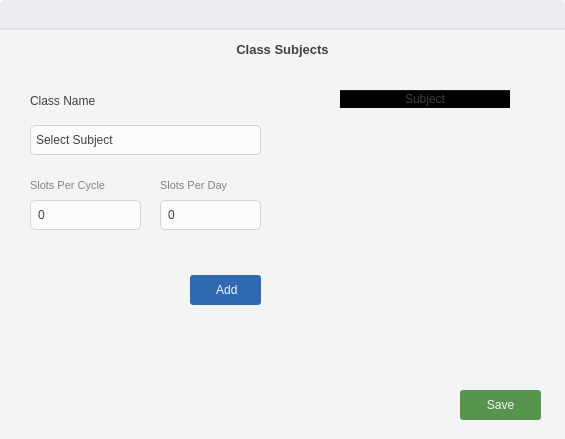
The window that ui/add_class_primary_data_dialog.ui (takundafarakeza/Timetable_Generator) describes before a commit, drawn with Qt 5.
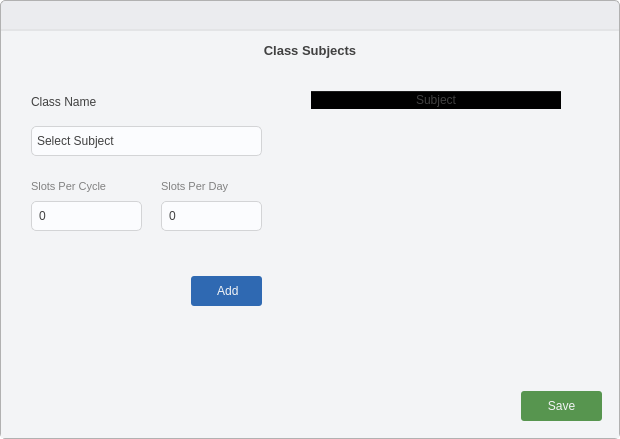
The same window after the commit. Icons and pictures are not drawn.

The edit to the form file:
```diff
--- a/ui/add_class_primary_data_dialog.ui
+++ b/ui/add_class_primary_data_dialog.ui
@@ -6,7 +6,7 @@
    <rect>
     <x>0</x>
     <y>0</y>
-    <width>565</width>
+    <width>620</width>
     <height>439</height>
    </rect>
   </property>
@@ -75,6 +75,7 @@
 QWidget#main_container {
 	background: #EBECEF;
 	border-radius: 5px;
+	border: 1px solid #B1B1B1;
 }
 
 QWidget#container {
@@ -112,16 +113,16 @@
        <number>0</number>
       </property>
       <property name="leftMargin">
-       <number>0</number>
+       <number>1</number>
       </property>
       <property name="topMargin">
-       <number>0</number>
+       <number>1</number>
       </property>
       <property name="rightMargin">
-       <number>0</number>
+       <number>1</number>
       </property>
       <property name="bottomMargin">
-       <number>0</number>
+       <number>1</number>
       </property>
       <item>
        <widget class="QWidget" name="toolbar" native="true">
@@ -134,7 +135,7 @@
         <widget class="QPushButton" name="close_btn">
          <property name="geometry">
           <rect>
-           <x>530</x>
+           <x>585</x>
            <y>0</y>
            <width>33</width>
            <height>30</height>
@@ -212,7 +213,7 @@
            <widget class="QPushButton" name="class_save">
             <property name="geometry">
              <rect>
-              <x>460</x>
+              <x>520</x>
               <y>320</y>
               <width>81</width>
               <height>30</height>
@@ -275,14 +276,14 @@
            <widget class="QTableWidget" name="class_subjects_table">
             <property name="geometry">
              <rect>
-              <x>340</x>
+              <x>310</x>
               <y>20</y>
-              <width>201</width>
+              <width>281</width>
               <height>281</height>
              </rect>
             </property>
             <attribute name="horizontalHeaderDefaultSectionSize">
-             <number>170</number>
+             <number>250</number>
             </attribute>
             <column>
              <property name="text">
```
